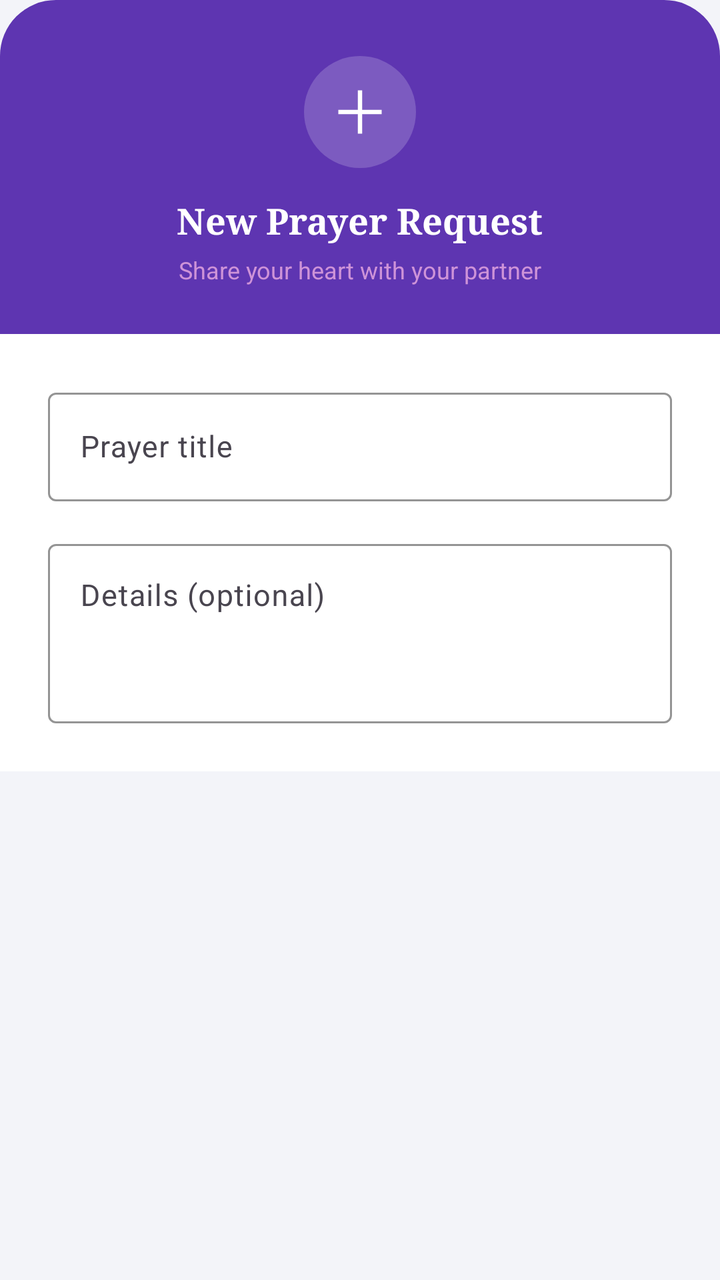
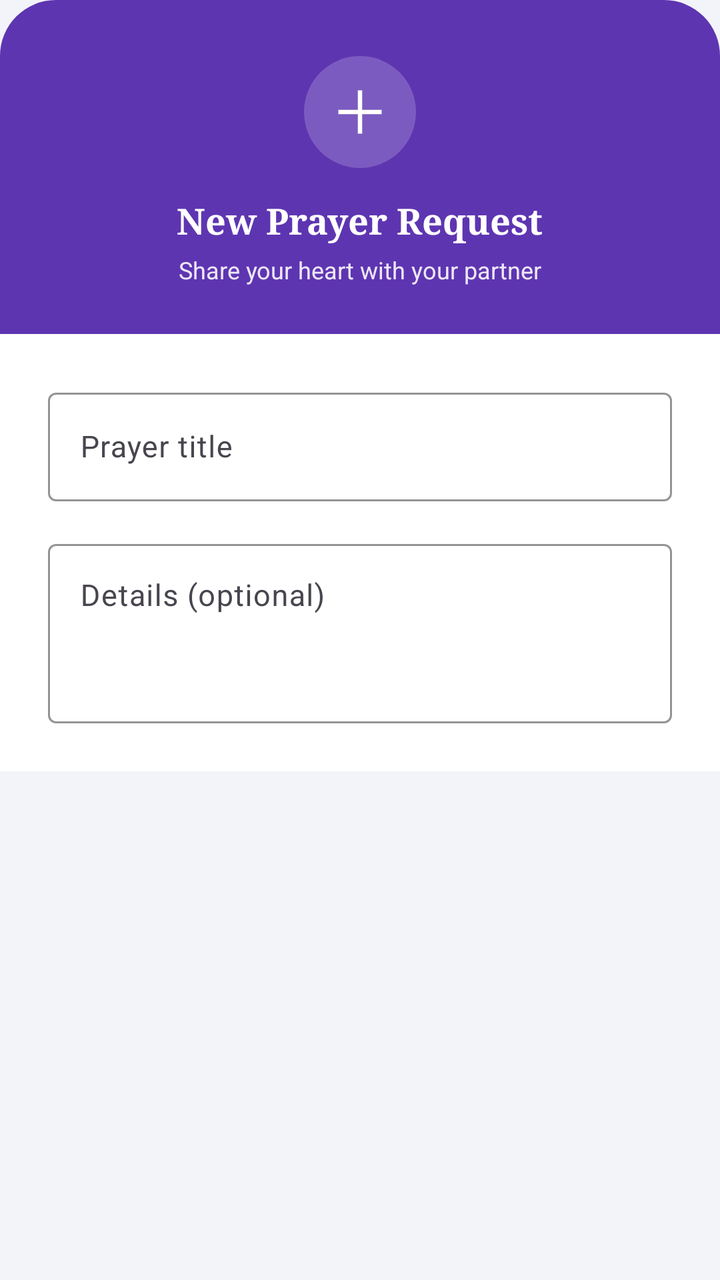

Compare the two renders of this Android layout. The source of the first and the diff that turns it into the second are given below.
<!-- AndroidManifest.xml: application theme Theme.SpiritualTracker -->
<!-- res/layout/dialog_add_prayer_request.xml -->
<?xml version="1.0" encoding="utf-8"?>
<LinearLayout xmlns:android="http://schemas.android.com/apk/res/android"
    xmlns:app="http://schemas.android.com/apk/res-auto"
    android:layout_width="match_parent"
    android:layout_height="wrap_content"
    android:orientation="vertical">

    
    <LinearLayout
        android:layout_width="match_parent"
        android:layout_height="wrap_content"
        android:background="@drawable/bg_dialog_header"
        android:orientation="vertical"
        android:gravity="center"
        android:paddingTop="28dp"
        android:paddingBottom="24dp"
        android:paddingHorizontal="24dp">

        
        <LinearLayout
            android:layout_width="56dp"
            android:layout_height="56dp"
            android:background="@drawable/circle_background"
            android:backgroundTint="#30FFFFFF"
            android:gravity="center"
            android:layout_marginBottom="14dp">
            <ImageView
                android:layout_width="26dp"
                android:layout_height="26dp"
                android:src="@drawable/ic_pray"
                app:tint="#FFFFFF"/>
        </LinearLayout>

        <TextView
            android:layout_width="wrap_content"
            android:layout_height="wrap_content"
            android:text="New Prayer Request"
            android:textColor="#FFFFFF"
            android:textSize="18sp"
            android:fontFamily="serif"
            android:textStyle="bold"
            android:layout_marginBottom="4dp"/>

        <TextView
            android:layout_width="wrap_content"
            android:layout_height="wrap_content"
            android:text="Share your heart with your partner"
            android:textColor="#CE93D8"
            android:textSize="12sp"/>
    </LinearLayout>

    
    <LinearLayout
        android:layout_width="match_parent"
        android:layout_height="wrap_content"
        android:orientation="vertical"
        android:padding="24dp"
        android:background="#FFFFFF">

        <com.google.android.material.textfield.TextInputLayout
            style="@style/Widget.Material3.TextInputLayout.OutlinedBox"
            android:layout_width="match_parent"
            android:layout_height="wrap_content"
            android:hint="Prayer title"
            app:boxStrokeColor="#7E57C2"
            app:hintTextColor="#7E57C2"
            android:layout_marginBottom="16dp">
            <com.google.android.material.textfield.TextInputEditText
                android:id="@+id/etRequestTitle"
                android:layout_width="match_parent"
                android:layout_height="wrap_content"
                android:inputType="textCapSentences"
                android:textSize="15sp"
                android:textColor="#1A1A1A"/>
        </com.google.android.material.textfield.TextInputLayout>

        <com.google.android.material.textfield.TextInputLayout
            style="@style/Widget.Material3.TextInputLayout.OutlinedBox"
            android:layout_width="match_parent"
            android:layout_height="wrap_content"
            android:hint="Details (optional)"
            app:boxStrokeColor="#7E57C2"
            app:hintTextColor="#7E57C2">
            <com.google.android.material.textfield.TextInputEditText
                android:id="@+id/etRequestDescription"
                android:layout_width="match_parent"
                android:layout_height="wrap_content"
                android:gravity="top"
                android:minLines="3"
                android:inputType="textMultiLine|textCapSentences"
                android:textSize="15sp"
                android:textColor="#1A1A1A"/>
        </com.google.android.material.textfield.TextInputLayout>
    </LinearLayout>
</LinearLayout>
<!-- resources referenced by this layout -->
<resources>
  <!-- drawable bg_dialog_header (drawable) -->
  <?xml version="1.0" encoding="utf-8"?>
  <shape xmlns:android="http://schemas.android.com/apk/res/android" android:shape="rectangle">
      <solid android:color="#5E35B1"/>
      <corners
          android:topLeftRadius="28dp"
          android:topRightRadius="28dp"/>
  </shape>
  <!-- drawable circle_background (drawable) -->
  <?xml version="1.0" encoding="utf-8"?>
  <shape xmlns:android="http://schemas.android.com/apk/res/android"
      android:shape="oval">
      <solid android:color="#FFFFFF" />
  </shape>
  <!-- drawable ic_pray (drawable) -->
  <vector xmlns:android="http://schemas.android.com/apk/res/android"
      android:width="24dp"
      android:height="24dp"
      android:viewportWidth="960"
      android:viewportHeight="960">
      <path
          android:fillColor="@android:color/white"
          android:pathData="M440,880L440,520L80,520L80,440L440,440L440,80L520,80L520,440L880,440L880,520L520,520L520,880L440,880Z"/>
  </vector>
  <style name="Theme.SpiritualTracker" parent="Base.Theme.SpiritualTracker" />
  <style name="Base.Theme.SpiritualTracker" parent="Theme.Material3.DayNight.NoActionBar">
          <item name="colorPrimary">#7E57C2</item>
          <item name="colorOnPrimary">#FFFFFF</item>
          <item name="colorSecondaryContainer">#D1C4E9</item>
          <item name="colorOnSecondaryContainer">#7E57C2</item>
          <item name="android:windowBackground">#F3F4F9</item>
          
          <item name="android:navigationBarColor">#F5F5F5</item>
          <item name="android:windowLightNavigationBar" tools:targetApi="27">true</item>
      </style>
</resources>

<!-- the commit's change to res/layout/dialog_add_prayer_request.xml (unified diff, before → after) -->
@@ -45,7 +45,7 @@
             android:layout_width="wrap_content"
             android:layout_height="wrap_content"
             android:text="Share your heart with your partner"
-            android:textColor="#CE93D8"
+            android:textColor="#EDE7F6"
             android:textSize="12sp"/>
     </LinearLayout>
 
